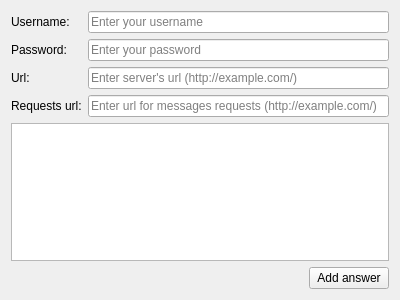
euroelessar/qutim, file plugins/control/src/settingswidget.ui: the form before one commit.
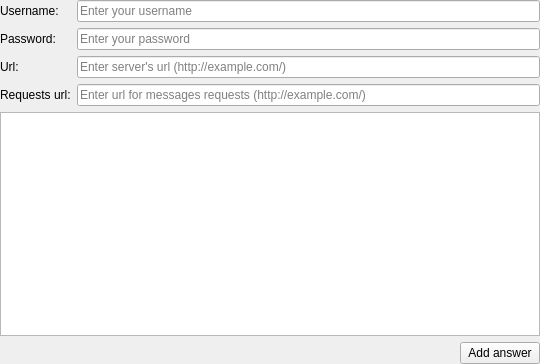
The form after the commit.

What changed in the file:
```diff
--- a/plugins/control/src/settingswidget.ui
+++ b/plugins/control/src/settingswidget.ui
@@ -6,13 +6,24 @@
    <rect>
     <x>0</x>
     <y>0</y>
-    <width>400</width>
-    <height>300</height>
+    <width>540</width>
+    <height>364</height>
    </rect>
   </property>
+  <property name="sizePolicy">
+   <sizepolicy hsizetype="Preferred" vsizetype="MinimumExpanding">
+    <horstretch>0</horstretch>
+    <verstretch>0</verstretch>
+   </sizepolicy>
+  </property>
   <property name="windowTitle">
    <string notr="true"/>
   </property>
+  <layout class="QVBoxLayout" name="verticalLayout">
+   <property name="margin">
+    <number>0</number>
+   </property>
+   <item>
   <layout class="QFormLayout" name="formLayout">
    <item row="0" column="0">
     <widget class="QLabel" name="label">
@@ -79,7 +90,16 @@
      </property>
     </widget>
    </item>
-   <item row="5" column="0" colspan="2">
+    </layout>
+   </item>
+   <item>
+    <widget class="QListWidget" name="answersList">
+     <property name="verticalScrollMode">
+      <enum>QAbstractItemView::ScrollPerPixel</enum>
+     </property>
+    </widget>
+   </item>
+   <item>
     <layout class="QHBoxLayout" name="horizontalLayout">
      <item>
       <spacer name="horizontalSpacer">
@@ -103,13 +123,6 @@
      </item>
     </layout>
    </item>
-   <item row="4" column="0" colspan="2">
-    <widget class="QListWidget" name="answersList">
-     <property name="verticalScrollMode">
-      <enum>QAbstractItemView::ScrollPerPixel</enum>
-     </property>
-    </widget>
-   </item>
   </layout>
  </widget>
  <resources/>
```
Lines whose indentation alone changed are shown as unchanged.
